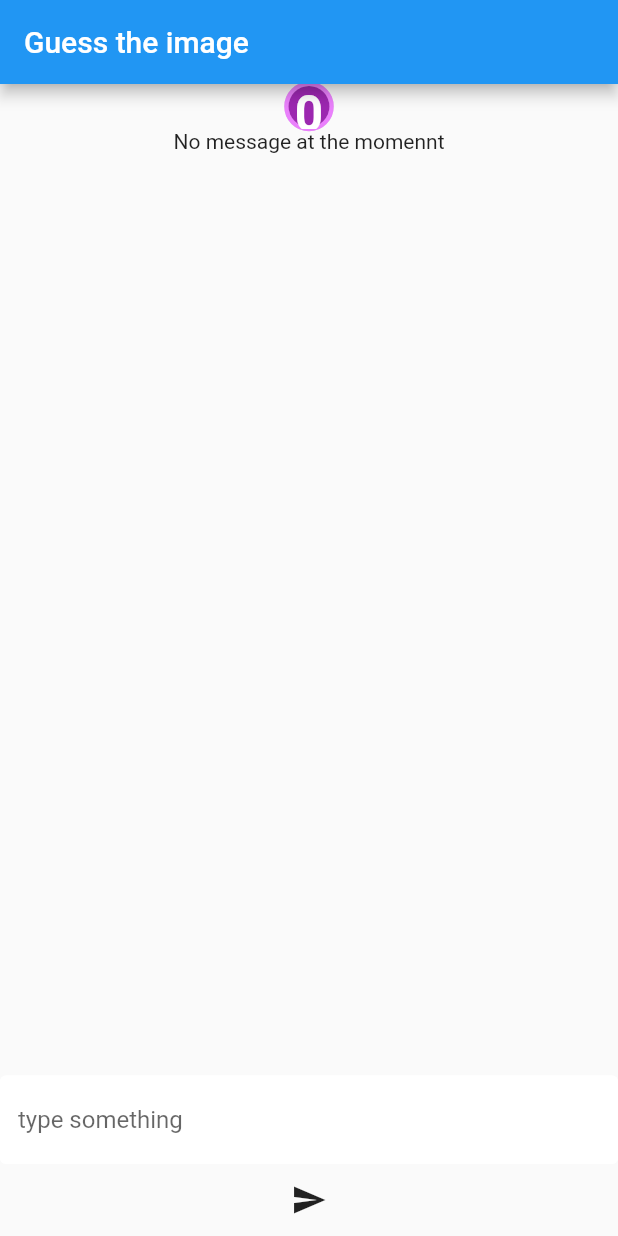
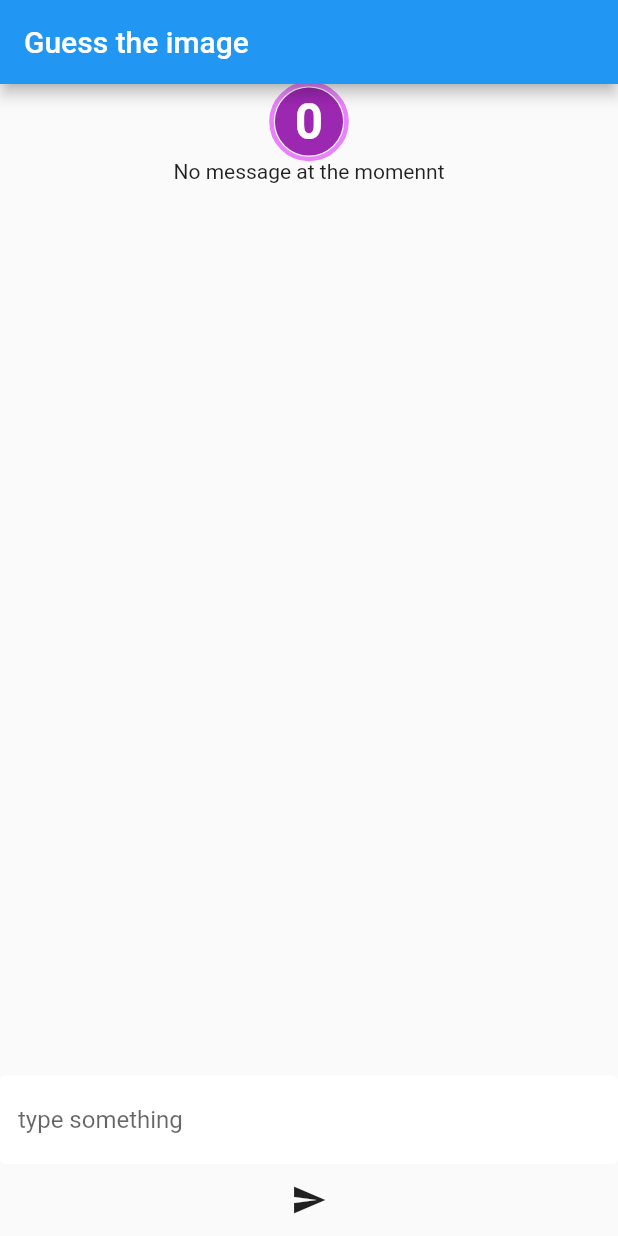
Before and after one commit to ranvirsahota/CT-App, a Flutter app: the GuessTheWord screen opened directly with empty values, after a tap on the "send" icon, on a phone screen of 412 x 824 dp. Run offline on Flutter 3.47's test engine with Material 2 defaults, Android fonts, the phone set to English and light mode, and no system bars; drawn by our look-alikes of circular_countdown_timer; our stand-ins replace cached_network_image, cloud_firestore, firebase_auth, firebase_core, google_sign_in; accounts and stored records are empty; statements that could not run were skipped.

Commit message:
edited view, input validated, user directed out of screen

```diff
--- a/lib/screens/authenticated_users/games/guess_the_image.dart
+++ b/lib/screens/authenticated_users/games/guess_the_image.dart
@@ -1,11 +1,12 @@
 import 'package:cloud_firestore/cloud_firestore.dart';
 import 'package:ct_app/models/game_search.dart';
+import 'package:ct_app/models/image_to_guess.dart';
 import 'package:ct_app/models/message.dart';
 import 'package:ct_app/services/database.dart';
 import 'package:flutter/material.dart';
 import 'package:circular_countdown_timer/circular_countdown_timer.dart';
-
 import '../../../shared/fixed_styles.dart';
+import 'package:cached_network_image/cached_network_image.dart';
 
 class GuessTheWord extends StatefulWidget {
   final int timer;
@@ -23,30 +24,60 @@ class GuessTheWord extends StatefulWidget {
 
 class _GuessTheWordState extends State<GuessTheWord> {
   late Message message;
-
+  late ScrollController _controller;
+  ImageToGuess? imageToGuess;
+  String role = "empty";
+  final formKey = GlobalKey<FormState>();
+  var inputField = TextEditingController();
   @override
   void initState() {
     super.initState();
     //called upon when the widget has completed building
-    WidgetsBinding.instance?.addPostFrameCallback((timeStamp) {
+   // WidgetsBinding.instance?.addPostFrameCallback((timeStamp) {
       widget.databaseService?.removeUserFromQueue(widget.docRefs!, widget.username!, widget.games[0].game);
+    //});
+    _controller = ScrollController();
+        //print(">>>>>>>>>>>>>>>>>>>>>>> ${widget.games[0].game}");
+   setGuessedImage();
+  }
+
+  Future<void> setGuessedImage() async {
+
+    String? uid = widget.databaseService?.uid;
+
+   var userData = await widget.databaseService?.userCollection.doc(uid).get();
+   var userMap = userData?.data() as Map<String, dynamic>;
+   //print("*********************USER DATA GRAB IN Guess The Image${userData?.data() as Map<String, dynamic>}");
+
+    await Future.delayed(const Duration(seconds: 2),() async =>{
+    await widget.databaseService?.updateImageModelTo().then((value)=>{
+      imageToGuess = value,
+      role = userMap['role'],
+    }),
     });
+    setState(() {});
   }
 
   @override
-  Widget build(BuildContext context) => Scaffold (
+  Widget build(BuildContext context) => WillPopScope(
+    onWillPop: () async {
+      widget.databaseService?.removeGame(role);
+      return true;
+      },
+    child: Scaffold (
         appBar: AppBar (
           title: const Text('Guess the image'),
         ),
-      body: Column (
+        body: SingleChildScrollView(
+          child: Column (
             children: [
               Center(
                 child: CircularCountDownTimer (
                   duration: widget.timer,
                   initialDuration: 0,
                   controller: CountDownController(),
-              width: 30,
-              height: 30,
+                  width: 50,
+                  height: 50,
                   ringColor: Colors.grey[300]!,
                   ringGradient: null,
                   fillColor: Colors.purpleAccent[100]!,
@@ -71,7 +102,14 @@ class _GuessTheWordState extends State<GuessTheWord> {
                   },
                 ),
               ),
-          Expanded(
+               if (role == "describer")
+                 imageToGuess==null? const SizedBox(): CachedNetworkImage(
+                     imageUrl: imageToGuess!.url!, height: 300, width: 500,
+
+              ),
+              Container(
+                height: 400,
+
                 //listens to any changes made to the message
                 child: StreamBuilder<List<Message>> (
                   builder: (_, snapshot){
@@ -89,7 +127,14 @@ class _GuessTheWordState extends State<GuessTheWord> {
                     final messages = snapshot.requireData;
                     return ListView.builder(
                         itemCount: messages.length,
+                        controller: _controller,
+
                         itemBuilder: (BuildContext context, int index) {
+                          if(role == "describer" && messages[index].text == imageToGuess!.noun){
+
+                            Navigator.of(context).pop();
+                            ScaffoldMessenger.of(context).showSnackBar(SnackBar(content: Text("Your teamate has correctly guessed the image"),));
+                          }
                           return Card (
                             elevation: 8,
                             child: Padding (
@@ -103,36 +148,65 @@ class _GuessTheWordState extends State<GuessTheWord> {
                   stream: widget.databaseService!.fetchMessages(),
                 ),
               ),
-          Column (
+
+            ],
+          ),
+        ),
+      bottomSheet:  Container(
+        height:130,
+        width: double.infinity,
+        child: Column (
           mainAxisAlignment: MainAxisAlignment.end,
           children: [
             Form (
+                key: formKey,
                 child: TextFormField (
                   decoration: textFormFieldDecoration.copyWith(hintText: "type something"),
-                    validator: (val) => val!.isEmpty ? "Input something" : null,
+                  controller: inputField,
+                  validator: (val) {
+                    if (val.toString().toLowerCase() == imageToGuess?.noun) {
+                      if (role == "describer") {
+                        //"cant input the noun must describe";
+                      }
+                    }
+                  },
                   onChanged: (val) {
-                      setState (() =>  message = Message(text: val, text_from: "user", messageId: "messageId"));
+                    setState (() =>  message = Message(text: val, text_from: "user", messageId: "messageId", created_at: FieldValue.serverTimestamp()));
                   },
                 )
             ),
             const SizedBox(width: 12,),
             IconButton(
               icon: const Icon(Icons.send),
-                onPressed: () {
+              onPressed: () async {
                 //send message
+                if (role == "guesser" && inputField.text == imageToGuess?.noun) {
+                  //send value to game
+                  ScaffoldMessenger.of(context).showSnackBar(SnackBar(content: Text("Your teamate has correctly guessed the image"),));
+                  Navigator.of(context).pop();
+                }
                 widget.databaseService?.sendMessage(message);
-
+                scrollDown();
               },
             ),
           ],
         ),
-        ],
-      )
+      ),
+    ),
   );
+
+
+  void scrollDown() {
+    _controller.animateTo(
+      _controller.position.maxScrollExtent,
+      duration: Duration(seconds: 2),
+      curve: Curves.fastOutSlowIn,
+    );
+  }
 
   @override
   void dispose() async{
-    widget.databaseService?.removeGame();
+    //widget.databaseService?.removeGame();
     FirebaseFirestore.instance.clearPersistence();
     super.dispose();
   }
```
Lines whose indentation alone changed are shown as unchanged.
